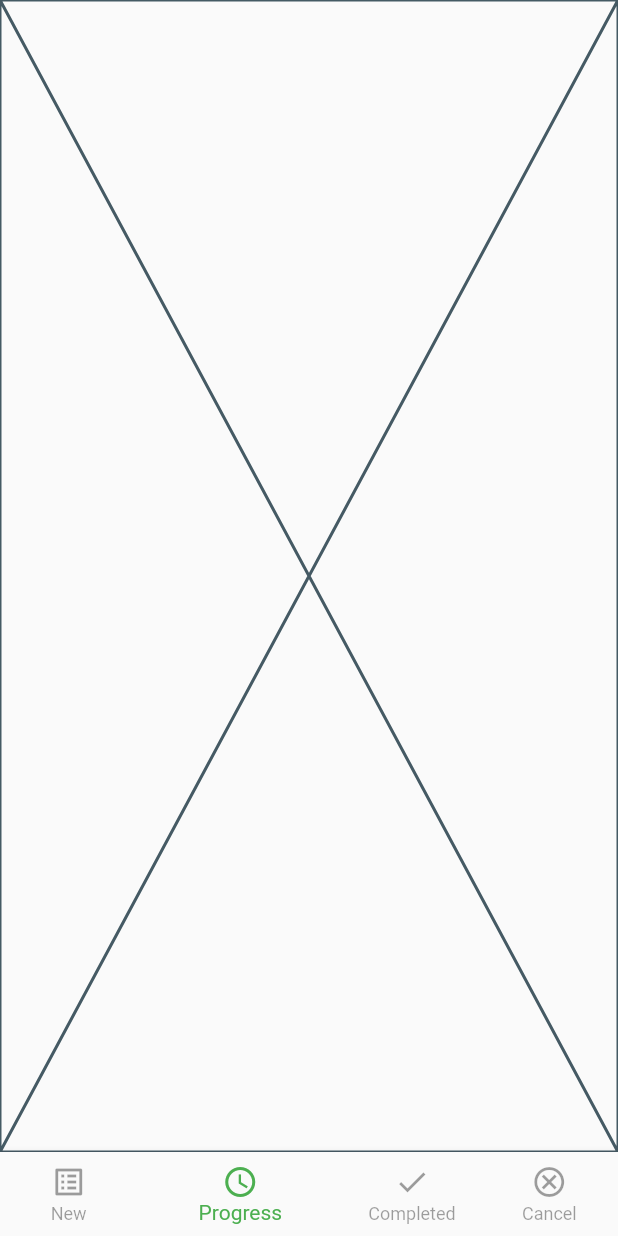
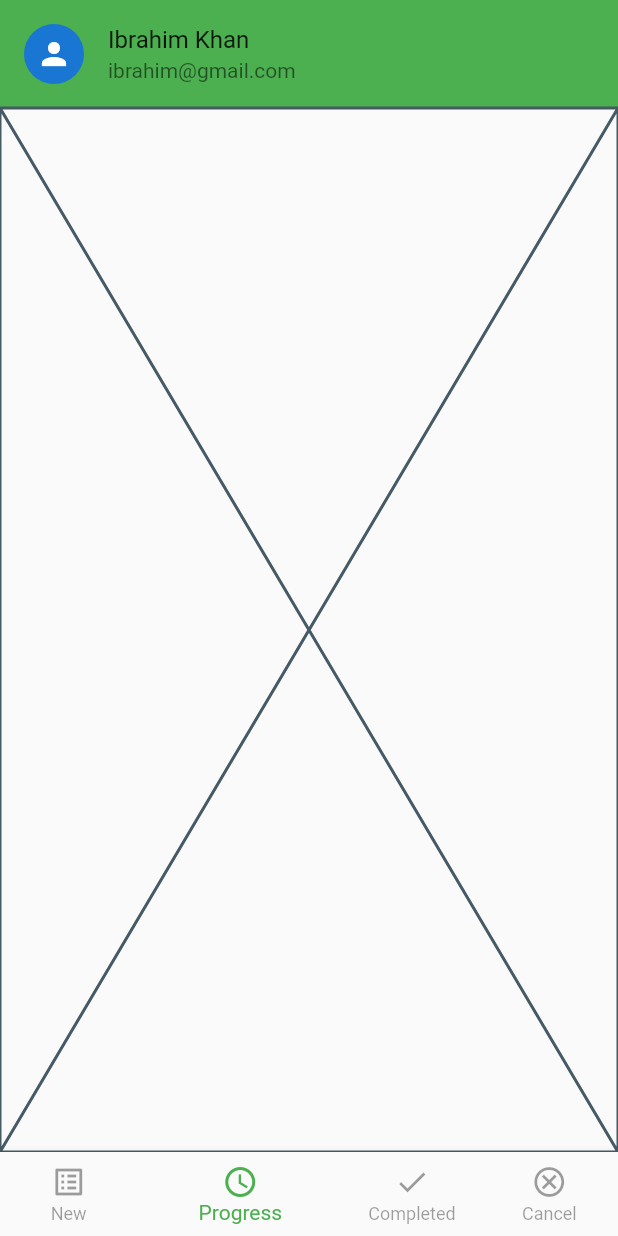
Before and after one commit to Ibrahim-K98han/Flutter_Taskmanager_Application, a Flutter app: the MainBottomNavBar screen opened directly, item 2 of the bottom bar chosen, on a phone screen of 412 x 824 dp. Run offline on Flutter 3.47's test engine with Material 2 defaults, Android fonts, the phone set to English and light mode, and no system bars; our stand-ins replace lottie, pin_code_fields.

Commit message:
bottom navbar added new scree

```diff
--- a/lib/ui/screens/main_bottom_navbar.dart
+++ b/lib/ui/screens/main_bottom_navbar.dart
@@ -13,7 +13,7 @@ class MainBottomNavBar extends StatefulWidget {
 
 class _MainBottomNavBarState extends State<MainBottomNavBar> {
   int selectedIndex = 0;
-  final List<Widget> screen = [
+  final List<Widget> screen = const [
     NewTaskScreen(),
     InprogressTaskScreen(),
     CompletedTaskScreen(),
@@ -22,7 +22,20 @@ class _MainBottomNavBarState extends State<MainBottomNavBar> {
   @override
   Widget build(BuildContext context) {
     return Scaffold(
-      body: screen[selectedIndex],
+      body: SafeArea(
+        child: Column(
+          children: [
+            const ListTile(
+              contentPadding: EdgeInsets.symmetric(horizontal: 16, vertical: 0),
+              tileColor: Colors.green,
+              leading: CircleAvatar(child: Icon(Icons.person)),
+              title: Text('Ibrahim Khan'),
+              subtitle: Text('ibrahim@gmail.com'),
+            ),
+            Expanded(child: screen[selectedIndex]),
+          ],
+        ),
+      ),
       bottomNavigationBar: BottomNavigationBar(
         selectedItemColor: Colors.green,
         unselectedItemColor: Colors.black38,
--- a/lib/ui/screens/new_task_screen.dart
+++ b/lib/ui/screens/new_task_screen.dart
@@ -19,7 +19,9 @@ class _NewTaskScreenState extends State<NewTaskScreen> {
           child: Column(
             mainAxisAlignment: MainAxisAlignment.center,
             crossAxisAlignment: CrossAxisAlignment.start,
-            children: [],
+            children: [
+
+            ],
           ),
         ),
       ),
```
